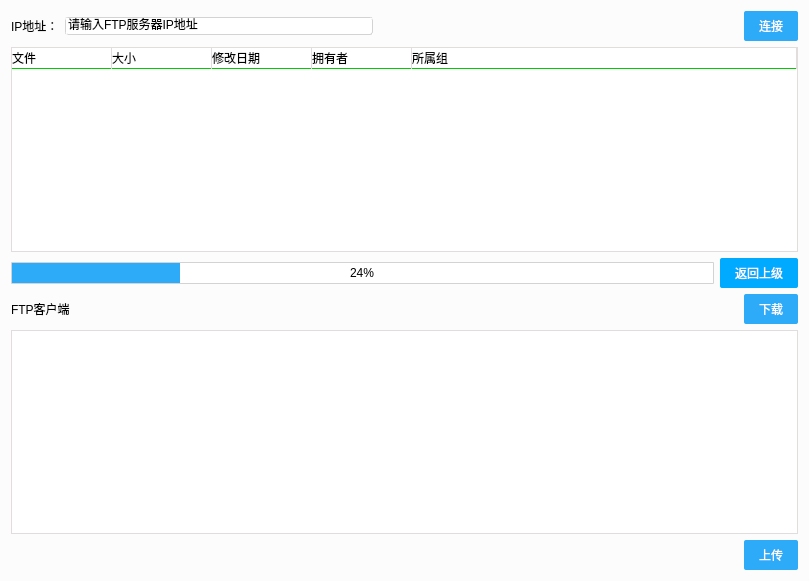
Qt form mainwindow.ui (byteman/bullet) before a commit.
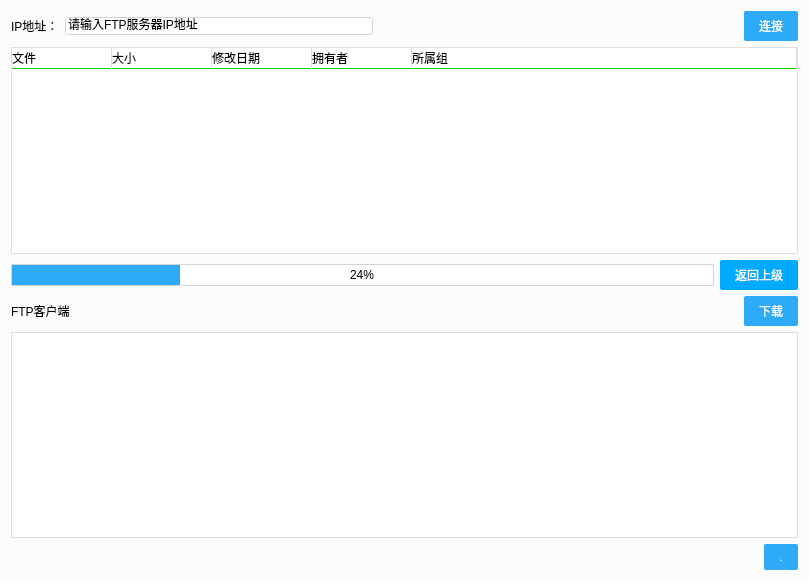
The same form after that commit.

```diff
--- a/mainwindow.ui
+++ b/mainwindow.ui
@@ -348,7 +348,7 @@
         <item>
          <widget class="QPushButton" name="uploadButton">
           <property name="text">
-           <string>上传</string>
+           <string>.</string>
           </property>
          </widget>
         </item>
```
